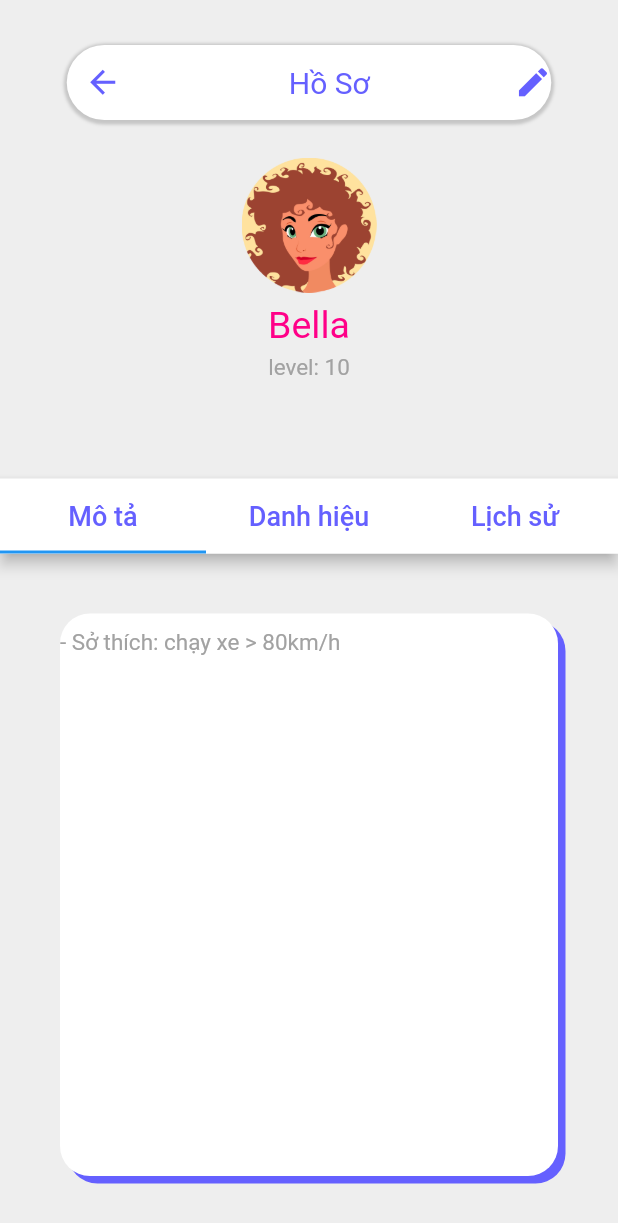
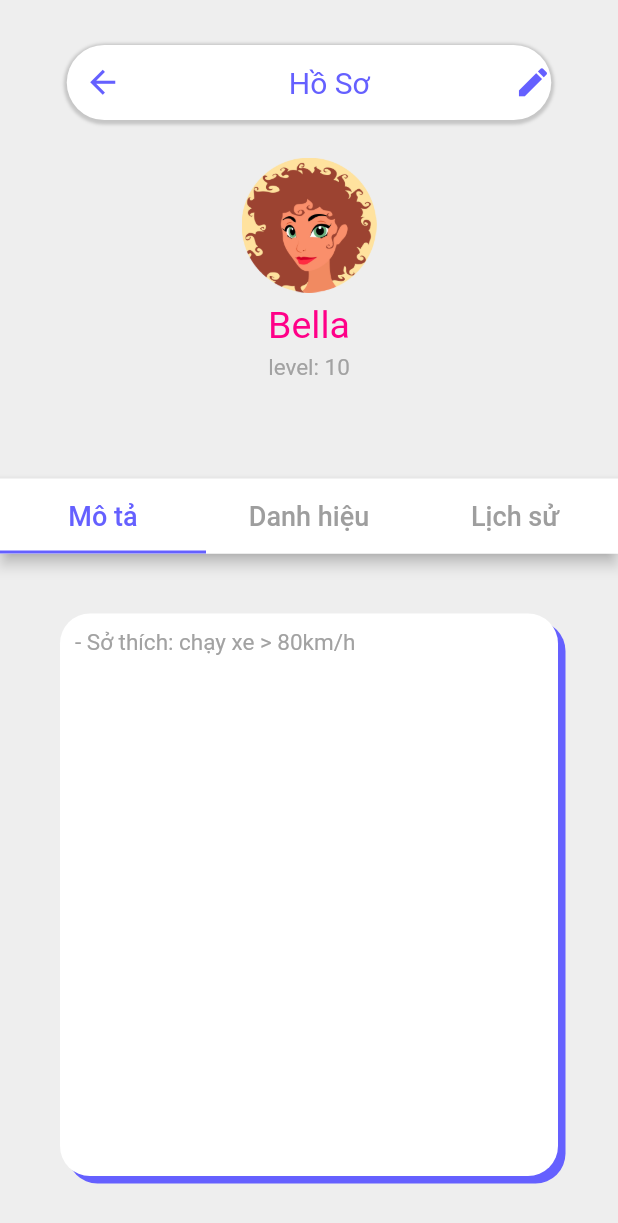
Before and after one commit to Thinh-CKC/Sing, a Flutter app: the HoSoScreen screen opened directly, on a phone screen of 412 x 824 dp. Shown: the top 1223 px of the screen. Run offline on Flutter 3.47's test engine with Material 2 defaults, Android fonts, the light colour scheme and no system bars; our stand-ins replace percent_indicator.

Commit message:
update code

```diff
--- a/choi_cung_ohoo/lib/components/logo.dart
+++ b/choi_cung_ohoo/lib/components/logo.dart
@@ -13,8 +13,8 @@ class _LogoState extends State<Logo> {
     return Row(mainAxisAlignment: MainAxisAlignment.center, children: [
       Image(
         image: AssetImage('images/logo.png'),
-        width: 340,
-        height: 190,
+        width: 339,
+        height: 189,
       ),
     ]);
   }
--- a/choi_cung_ohoo/lib/screens/giao_dien_choi_ca_nhan.dart
+++ b/choi_cung_ohoo/lib/screens/giao_dien_choi_ca_nhan.dart
@@ -20,24 +20,22 @@ class _GiaoDienChoiCaNhanState extends State<GiaoDienChoiCaNhanScreen> {
         decoration: BoxDecoration(
           image: DecorationImage(
             image: AssetImage('images/backgrounds/background.png'),
-              fit: BoxFit.cover),
+            fit: BoxFit.fill,
+          ),
         ),
         child: Column(
           children: [
             Container(
+              margin: EdgeInsets.fromLTRB(10, 20, 0, 0),
               child: Row(children: [
                 Column(
                   children: [
-                    Container(
-                        margin: EdgeInsets.fromLTRB(10, 20, 0, 0),
-                        child: Container(
-                          child: IconButton(
+                    IconButton(
                       onPressed: () {
                         showDialog(
                           context: context,
                           builder: (ctx) => AlertDialog(
-                                    iconPadding:
-                                        EdgeInsets.fromLTRB(240, 0, 0, 0),
+                            iconPadding: EdgeInsets.fromLTRB(240, 0, 0, 0),
                             icon: IconButton(
                               onPressed: () {
                                 Navigator.pop(context);
@@ -54,8 +52,7 @@ class _GiaoDienChoiCaNhanState extends State<GiaoDienChoiCaNhanScreen> {
                               child: Text(
                                 'Bạn có chắc muốn thoát trận?',
                                 style: TextStyle(
-                                            color: Color(0xFF707070),
-                                            fontSize: 20),
+                                    color: Color(0xFF707070), fontSize: 20),
                                 textAlign: TextAlign.center,
                               ),
                             ),
@@ -71,25 +68,21 @@ class _GiaoDienChoiCaNhanState extends State<GiaoDienChoiCaNhanScreen> {
                                     );
                                   },
                                   child: Container(
-                                            margin: EdgeInsets.fromLTRB(
-                                                0, 0, 65, 0),
+                                    margin: EdgeInsets.fromLTRB(0, 0, 65, 0),
                                     height: 40,
                                     width: 130,
                                     alignment: Alignment.center,
                                     decoration: BoxDecoration(
-                                                borderRadius:
-                                                    BorderRadius.circular(10),
+                                        borderRadius: BorderRadius.circular(10),
                                         color: Color(0xFFFF0088)),
                                     child: Text(
                                       'Thoát',
                                       style: TextStyle(
-                                                  color: Colors.white,
-                                                  fontSize: 20),
+                                          color: Colors.white, fontSize: 20),
                                     ),
                                   )),
                             ],
-                                    actionsPadding:
-                                        EdgeInsets.fromLTRB(0, 0, 0, 20),
+                            actionsPadding: EdgeInsets.fromLTRB(0, 0, 0, 20),
                           ),
                         );
                       },
@@ -97,8 +90,8 @@ class _GiaoDienChoiCaNhanState extends State<GiaoDienChoiCaNhanScreen> {
                         Icons.arrow_back,
                         size: 25,
                         color: Colors.white,
-                              )),
-                        ))
+                      ),
+                      ),
                   ],
                 ),
                 Column(
--- a/choi_cung_ohoo/lib/screens/giao_dien_sanh.dart
+++ b/choi_cung_ohoo/lib/screens/giao_dien_sanh.dart
@@ -1,6 +1,7 @@
 import 'package:choi_cung_ohoo/screens/cai_dat.dart';
 import 'package:choi_cung_ohoo/screens/danh_sach_ban_be.dart';
 import 'package:choi_cung_ohoo/screens/giao_dien_choi_ca_nhan.dart';
+import 'package:choi_cung_ohoo/screens/ho_so.dart';
 import 'package:choi_cung_ohoo/screens/tim-doi-thu.dart';
 import 'package:flutter/material.dart';
 import 'package:flutter/rendering.dart';
@@ -37,7 +38,14 @@ class _LobbyScreenState extends State<LobbyScreen> {
                           Column(
                             children: [
                               InkWell(
-                                onTap: () {},
+                                onTap: () {
+                                  Navigator.push(
+                                    context,
+                                    MaterialPageRoute(
+                                      builder: (context) => const HoSoScreen(),
+                                    ),
+                                  );
+                                },
                                 child: Container(
                                   width: 50,
                                   height: 50,
--- a/choi_cung_ohoo/lib/screens/ho_so.dart
+++ b/choi_cung_ohoo/lib/screens/ho_so.dart
@@ -10,31 +10,24 @@ class HoSoScreen extends StatefulWidget {
 
 class _HoSostate extends State<HoSoScreen> {
   TabBar get _tabBar => TabBar(
-        labelColor: Colors.black,
-        unselectedLabelColor: Colors.black,
+        indicatorColor: Color(0xFF6560FF),
+        labelStyle: TextStyle(fontSize: 18),
+        labelColor: Color(0xFF6560FF),
+        unselectedLabelColor: Colors.grey,
         tabs: [
           Tab(
             child: Container(
-              child: Text(
-                'Mô tả',
-                style: TextStyle(fontSize: 18, color: Color(0xFF6560FF)),
-              ),
+              child: Text('Mô tả'),
             ),
           ),
           Tab(
             child: Container(
-              child: Text(
-                'Danh hiệu',
-                style: TextStyle(fontSize: 18, color: Color(0xFF6560FF)),
-              ),
+              child: Text('Danh hiệu'),
             ),
           ),
           Tab(
             child: Container(
-              child: Text(
-                'Lịch sử',
-                style: TextStyle(fontSize: 18, color: Color(0xFF6560FF)),
-              ),
+              child: Text('Lịch sử'),
             ),
           ),
         ],
@@ -61,21 +54,26 @@ class _HoSostate extends State<HoSoScreen> {
                             spreadRadius: 2,
                             blurRadius: 1,
                             offset: Offset(0, 1),
-                              color: Colors.grey.withOpacity(0.5))
+                            color: Colors.grey.withOpacity(0.5),
+                          ),
                         ],
                         color: Colors.white,
                         borderRadius: BorderRadius.circular(50)),
-                    child: Row(children: [
+                    child: Row(
+                      children: [
                         Column(
                           mainAxisAlignment: MainAxisAlignment.center,
                           children: [
                             IconButton(
-                              onPressed: () {},
+                              onPressed: () {
+                                Navigator.pop(context);
+                              },
                               icon: Icon(
                                 Icons.arrow_back,
                                 size: 25,
                                 color: Color(0xFF6560FF),
-                              ))
+                              ),
+                            ),
                           ],
                         ),
                         Column(
@@ -101,7 +99,9 @@ class _HoSostate extends State<HoSoScreen> {
                                   Navigator.push(
                                     context,
                                     MaterialPageRoute(
-                                        builder: (context) => SuaHoSoScreen()));
+                                      builder: (context) => SuaHoSoScreen(),
+                                    ),
+                                  );
                                 },
                                 icon: Icon(
                                   Icons.edit,
@@ -112,7 +112,8 @@ class _HoSostate extends State<HoSoScreen> {
                             ),
                           ],
                         )
-                    ]),
+                      ],
+                    ),
                   ),
                   Column(
                     children: [
@@ -156,7 +157,6 @@ class _HoSostate extends State<HoSoScreen> {
                 ],
               ),
             ),
-
             // the tab bar with two items
             Container(
               margin: EdgeInsets.fromLTRB(0, 65, 0, 0),
@@ -172,7 +172,6 @@ class _HoSostate extends State<HoSoScreen> {
                 backgroundColor: Colors.white,
               ),
             ),
-
             Expanded(
               child: TabBarView(
                 children: [
@@ -189,17 +188,22 @@ class _HoSostate extends State<HoSoScreen> {
                             spreadRadius: 0,
                             blurRadius: 0,
                             offset: Offset(5, 5),
-                                  color: Color(0xFF6560FF))
-                            ]),
+                            color: Color(0xFF6560FF),
+                          ),
+                        ],
+                      ),
                       child: Container(
-                          margin: EdgeInsets.fromLTRB(0, 10, 0, 0),
+                        margin: EdgeInsets.fromLTRB(10, 10, 10, 0),
                         child: Text(
-                            '- Sở thích: chạy xe > 80km/h ',
+                          '- Sở thích: chạy xe > 80km/h',
                           style: TextStyle(
-                                color: Color(0xFFA2A2A2), fontSize: 15),
+                            color: Color(0xFFA2A2A2),
+                            fontSize: 15,
                           ),
                         ),
-                      )),
+                      ),
+                    ),
+                  ),
                   Container(
                     margin: EdgeInsets.all(40),
                     child: Container(
@@ -213,48 +217,115 @@ class _HoSostate extends State<HoSoScreen> {
                             spreadRadius: 0,
                             blurRadius: 0,
                             offset: Offset(5, 5),
-                                  color: Color(0xFF6560FF))
-                            ]),
+                            color: Color(0xFF6560FF),
+                          ),
+                        ],
+                      ),
                       child: Container(
-                            margin: EdgeInsets.fromLTRB(0, 10, 0, 0),
+                        margin: EdgeInsets.fromLTRB(10, 10, 10, 0),
                         child: Column(
                           children: [
                             Row(
                               children: [
                                 Column(
                                   children: [
+                                    Row(
+                                      children: [
+                                        Image(
+                                          width: 50,
+                                          height: 51,
+                                          image: AssetImage(
+                                              'images/rank/thien-tai.png'),
+                                          fit: BoxFit.cover,
+                                        ),
+                                      ],
+                                    ),
+                                    Row(
+                                      children: [
+                                        Padding(
+                                          padding: EdgeInsets.only(top: 5),
+                                          child: Text(
+                                            'Thiên tài',
+                                            style: TextStyle(
+                                              color: Color(0xFFA2A2A2),
+                                              fontSize: 20,
+                                            ),
+                                          ),
+                                        ),
+                                      ],
+                                    ),
+                                  ],
+                                ),
+                                //Kinh nghiem o day nay
+                                Column(
+                                  children: [],
+                                ),
+                              ],
+                            ),
                             Container(
-                                          margin:
-                                              EdgeInsets.fromLTRB(0, 0, 0, 0),
-                                          // thung chua Danh hieu
-                                          child: Column(
+                              margin: EdgeInsets.fromLTRB(15, 30, 15, 0),
+                              child: Row(
+                                mainAxisAlignment:
+                                    MainAxisAlignment.spaceBetween,
+                                children: [
+                                  Column(
                                     children: [
                                       Row(
                                         children: [
                                           Container(
-                                                    width: 50,
-                                                    height: 51,
-                                                    decoration: BoxDecoration(
-                                                        image: DecorationImage(
-                                                      image: AssetImage(
-                                                          'images/rank/thien-tai.png'),
-                                                    )),
+                                            child: Text(
+                                              'Hạng',
+                                              style: TextStyle(
+                                                fontSize: 20,
+                                                color: Color(0xFFA2A2A2),
+                                              ),
+                                            ),
                                           )
                                         ],
                                       ),
                                       Row(
                                         children: [
                                           Container(
-                                                    margin: EdgeInsets.fromLTRB(
-                                                        0, 5, 0, 0),
                                             child: Text(
-                                                      'Thiên tài',
+                                              '30',
                                               style: TextStyle(
-                                                          color:
-                                                              Color(0xFFA2A2A2),
-                                                          fontSize: 20),
+                                                color: Color(0xFFFF0088),
+                                                fontSize: 20,
                                               ),
-                                                  ), //them thanh kinh nghiem o day
+                                            ),
+                                          ),
+                                        ],
+                                      ),
+                                    ],
+                                  ),
+                                  Column(
+                                    children: [
+                                      Row(
+                                        children: [
+                                          Container(
+                                            child: Text(
+                                              'Trận thắng',
+                                              style: TextStyle(
+                                                fontSize: 20,
+                                                color: Color(0xFFA2A2A2),
+                                              ),
+                                            ),
+                                          )
+                                        ],
+                                      ),
+                                      Row(
+                                        children: [
+                                          Container(
+                                            child: Text(
+                                              '50',
+                                              style: TextStyle(
+                                                color: Color(0xFFFF0088),
+                                                fontSize: 20,
+                                              ),
+                                            ),
+                                          ),
+                                        ],
+                                      ),
                                     ],
                                   ),
                                 ],
@@ -262,82 +333,9 @@ class _HoSostate extends State<HoSoScreen> {
                             ),
                           ],
                         ),
-                                  ],
                       ),
-                                Container(
-                                  margin: EdgeInsets.fromLTRB(30, 30, 0, 0),
-                                  child: Row(
-                                    children: [
-                                      Column(
-                                        children: [
-                                          Row(
-                                            children: [
-                                              Container(
-                                                child: Text('Hạng',
-                                                    style: TextStyle(
-                                                        fontSize: 20,
-                                                        color:
-                                                            Color(0xFFA2A2A2))),
-                                              )
-                                            ],
                     ),
-                                          Row(
-                                            children: [
-                                              Container(
-                                                margin: EdgeInsets.fromLTRB(
-                                                    10, 15, 0, 0),
-                                                alignment: Alignment.center,
-                                                child: Text(
-                                                  '30',
-                                                  style: TextStyle(
-                                                      color: Color(0xFFFF0088),
-                                                      fontSize: 20),
                   ),
-                                              )
-                                            ],
-                                          ),
-                                        ],
-                                      ),
-                                      Container(
-                                        margin:
-                                            EdgeInsets.fromLTRB(80, 0, 0, 0),
-                                        child: Column(
-                                          children: [
-                                            Row(
-                                              children: [
-                                                Container(
-                                                  child: Text('Trận thắng',
-                                                      style: TextStyle(
-                                                          fontSize: 20,
-                                                          color: Color(
-                                                              0xFFA2A2A2))),
-                                                )
-                                              ],
-                                            ),
-                                            Row(
-                                              children: [
-                                                Container(
-                                                  margin: EdgeInsets.fromLTRB(
-                                                      10, 15, 0, 0),
-                                                  child: Text(
-                                                    '50',
-                                                    style: TextStyle(
-                                                        color:
-                                                            Color(0xFFFF0088),
-                                                        fontSize: 20),
-                                                  ),
-                                                )
-                                              ],
-                                            ),
-                                          ],
-                                        ),
-                                      )
-                                    ],
-                                  ),
-                                )
-                              ],
-                            )),
-                      )),
                   Container(
                     margin: EdgeInsets.all(40),
                     child: Container(
@@ -351,15 +349,19 @@ class _HoSostate extends State<HoSoScreen> {
                             spreadRadius: 0,
                             blurRadius: 0,
                             offset: Offset(5, 5),
-                                  color: Color(0xFF6560FF))
-                            ]),
+                            color: Color(0xFF6560FF),
+                          ),
+                        ],
+                      ),
                       child: Container(
+                        margin: EdgeInsets.only(top: 50),
                         child: Column(
                           children: [
                             CircularProgressIndicator(),
                           ],
                         ),
-                        )),
+                      ),
+                    ),
                   ),
                 ],
               ),
--- a/choi_cung_ohoo/lib/screens/tinh-diem-ca-nhan.dart
+++ b/choi_cung_ohoo/lib/screens/tinh-diem-ca-nhan.dart
@@ -23,13 +23,14 @@ class _TinhDiemCaNhanScreenState extends State<TinhDiemCaNhanScreen> {
           child: Column(
             children: [
               Container(
-                margin: EdgeInsets.fromLTRB(20, 40, 0, 0),
+                margin: EdgeInsets.fromLTRB(15, 40, 15, 0),
                 width: 350,
-                height: 500,
+                height: 450,
                 decoration: BoxDecoration(
                     borderRadius: BorderRadius.circular(20),
                     image: DecorationImage(
                       image: AssetImage('images/confettibackground.png'),
+                      fit: BoxFit.contain,
                     ),
                     color: Color(0xFF6560FF)),
                 child: Container(
@@ -49,9 +50,11 @@ class _TinhDiemCaNhanScreenState extends State<TinhDiemCaNhanScreen> {
                             width: 150,
                             height: 150,
                             decoration: BoxDecoration(
-                                image: DecorationImage(
-                                    image: AssetImage(
-                                        'images/avatars/avatar-3.png'))),
+                              image: DecorationImage(
+                                image:
+                                    AssetImage('images/avatars/avatar-3.png'),
+                              ),
+                            ),
                           )
                         ],
                       ),
@@ -112,13 +115,14 @@ class _TinhDiemCaNhanScreenState extends State<TinhDiemCaNhanScreen> {
                           Column(
                             children: [
                               Container(
-                                margin: EdgeInsets.fromLTRB(38, 0, 0, 0),
+                                margin: EdgeInsets.fromLTRB(0, 0, 0, 0),
                                 width: 117,
                                 height: 117,
                                 decoration: BoxDecoration(
-                                    image: DecorationImage(
-                                        image:
-                                            AssetImage('images/counter.png'))),
+                                  image: DecorationImage(
+                                    image: AssetImage('images/counter.png'),
+                                  ),
+                                ),
                               )
                             ],
                           ),
```
Lines whose indentation alone changed are shown as unchanged.
